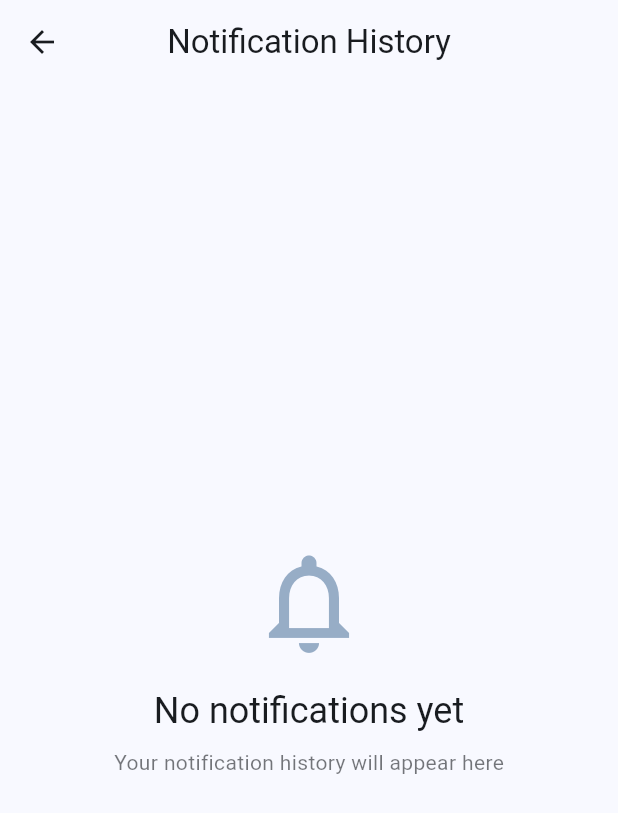
After one commit to Shimanto9sqr/zenith, a Flutter app: the screen it shows after launch, after a tap on the "history" icon, on a phone screen of 412 x 824 dp. The commit adds this screen. Shown: the top 813 px of the screen. Run offline on Flutter 3.47's test engine with Material 3 defaults, Android fonts, the phone set to English and light mode, and no system bars; our stand-ins replace dio, flutter_local_notifications, flutter_riverpod, google_generative_ai, shared_preferences, timezone; network calls fail.

Commit message:
fix: notification persistance

```diff
--- a/lib/main.dart
+++ b/lib/main.dart
@@ -30,7 +30,7 @@ void main() async {
 }
 
 Future<void> _initializeNotifications(FlutterLocalNotificationsPlugin plugin) async {
-  const androidSettings = AndroidInitializationSettings('assets/notify_icon.png');
+  const androidSettings = AndroidInitializationSettings('@mipmap/ic_launcher');
 
   const initSettings = InitializationSettings(
     android: androidSettings
--- /dev/null
+++ b/lib/providers/notification_notifier.dart
@@ -0,0 +1,27 @@
+import 'package:flutter_riverpod/flutter_riverpod.dart';
+import 'package:zenith/repositories/notification_history_repo.dart';
+
+class NotificationHistoryNotifier extends StateNotifier<List<NotificationRecord>> {
+  final NotificationHistoryRepository _repository;
+
+  NotificationHistoryNotifier(this._repository)
+      : super(_repository.getNotificationHistory());
+
+  void reload() {
+    state = _repository.getNotificationHistory();
+  }
+
+  Future<void> deleteNotification(String id) async {
+    final success = await _repository.deleteNotification(id);
+    if (success) {
+      state = _repository.getNotificationHistory();
+    }
+  }
+
+  Future<void> clearHistory() async {
+    final success = await _repository.clearHistory();
+    if (success) {
+      state = [];
+    }
+  }
+}
--- a/lib/providers/provider.dart
+++ b/lib/providers/provider.dart
@@ -1,10 +1,13 @@
 import 'package:flutter_riverpod/flutter_riverpod.dart';
 import 'package:shared_preferences/shared_preferences.dart';
 import 'package:flutter_local_notifications/flutter_local_notifications.dart';
+import 'package:zenith/providers/notification_notifier.dart';
+import 'package:zenith/providers/settings_notifier.dart';
 import 'package:zenith/services/weather_api_service.dart';
 import 'package:zenith/services/gemini_notification_service.dart';
 import 'package:zenith/repositories/weather_repo.dart';
 import 'package:zenith/repositories/settings_repo.dart';
+import 'package:zenith/repositories/notification_history_repo.dart';
 import 'package:zenith/model/app_settings.dart';
 
 final sharedPreferencesProvider = Provider<SharedPreferences>((ref) {
@@ -30,43 +33,27 @@ final settingsRepositoryProvider = Provider<SettingsRepository>((ref) {
   return SettingsRepository(prefs: prefs);
 });
 
+final notificationHistoryRepositoryProvider = Provider<NotificationHistoryRepository>((ref) {
+  final prefs = ref.watch(sharedPreferencesProvider);
+  return NotificationHistoryRepository(prefs: prefs);
+});
+
+final notificationHistoryProvider = StateNotifierProvider<NotificationHistoryNotifier, List<NotificationRecord>>((ref) {
+  final repository = ref.watch(notificationHistoryRepositoryProvider);
+  return NotificationHistoryNotifier(repository);
+});
+
+
 final geminiNotificationServiceProvider = Provider<GeminiNotificationService>((ref) {
   final notificationsPlugin = ref.watch(notificationsPluginProvider);
-  return GeminiNotificationService(notificationsPlugin: notificationsPlugin);
+  final historyRepo = ref.watch(notificationHistoryRepositoryProvider);
+  return GeminiNotificationService(
+    notificationsPlugin: notificationsPlugin,
+    historyRepository: historyRepo,
+  );
 });
 
 final settingsProvider = StateNotifierProvider<SettingsNotifier, AppSettings>((ref) {
   final repository = ref.watch(settingsRepositoryProvider);
   return SettingsNotifier(repository);
 });
-
-class SettingsNotifier extends StateNotifier<AppSettings> {
-  final SettingsRepository _repository;
-
-  SettingsNotifier(this._repository) : super(_repository.loadSettings());
-
-  Future<void> updateCity(String city, String countryCode) async {
-    final success = await _repository.updateCity(city, countryCode);
-    if (success) {
-      state = state.copyWith(city: city, countryCode: countryCode);
-    }
-  }
-
-  Future<void> toggleNotifications(bool enabled) async {
-    final success = await _repository.toggleNotifications(enabled);
-    if (success) {
-      state = state.copyWith(notificationsEnabled: enabled);
-    }
-  }
-
-  Future<void> updateNotificationHour(int hour) async {
-    final success = await _repository.updateNotificationHour(hour);
-    if (success) {
-      state = state.copyWith(notificationHour: hour);
-    }
-  }
-
-  void reload() {
-    state = _repository.loadSettings();
-  }
-}
--- /dev/null
+++ b/lib/repositories/notification_history_repo.dart
@@ -0,0 +1,128 @@
+import 'package:shared_preferences/shared_preferences.dart';
+import 'dart:convert';
+
+class NotificationRecord {
+  final String id;
+  final String title;
+  final String message;
+  final DateTime timestamp;
+
+  NotificationRecord({
+    required this.id,
+    required this.title,
+    required this.message,
+    required this.timestamp,
+  });
+
+  Map<String, dynamic> toJson() {
+    return {
+      'id': id,
+      'title': title,
+      'message': message,
+      'timestamp': timestamp.millisecondsSinceEpoch,
+    };
+  }
+
+  factory NotificationRecord.fromJson(Map<String, dynamic> json) {
+    return NotificationRecord(
+      id: json['id'] as String,
+      title: json['title'] as String,
+      message: json['message'] as String,
+      timestamp: DateTime.fromMillisecondsSinceEpoch(json['timestamp'] as int),
+    );
+  }
+}
+
+class NotificationHistoryRepository {
+  final SharedPreferences _prefs;
+
+  static const String _historyKey = 'notification_history';
+  static const int _maxHistorySize = 25;
+
+  NotificationHistoryRepository({required SharedPreferences prefs}) : _prefs = prefs;
+
+  Future<void> saveNotification({
+    required String title,
+    required String message,
+  }) async {
+    try {
+      final notifications = getNotificationHistory();
+
+      final newNotification = NotificationRecord(
+        id: DateTime.now().millisecondsSinceEpoch.toString(),
+        title: title,
+        message: message,
+        timestamp: DateTime.now(),
+      );
+
+      notifications.insert(0, newNotification);
+
+      if (notifications.length > _maxHistorySize) {
+        notifications.removeRange(_maxHistorySize, notifications.length);
+      }
+
+      final jsonList = notifications.map((n) => n.toJson()).toList();
+      await _prefs.setString(_historyKey, json.encode(jsonList));
+    } catch (e) {
+      print('Error saving notification to history: $e');
+    }
+  }
+
+  List<NotificationRecord> getNotificationHistory() {
+    try {
+      final historyJson = _prefs.getString(_historyKey);
+
+      if (historyJson != null) {
+        final List<dynamic> jsonList = json.decode(historyJson);
+        return jsonList
+            .map((json) => NotificationRecord.fromJson(json as Map<String, dynamic>))
+            .toList();
+      }
+    } catch (e) {
+      print('Error loading notification history: $e');
+    }
+
+    return [];
+  }
+
+  NotificationRecord? getNotificationById(String id) {
+    final notifications = getNotificationHistory();
+    try {
+      return notifications.firstWhere((n) => n.id == id);
+    } catch (e) {
+      return null;
+    }
+  }
+
+  Future<bool> deleteNotification(String id) async {
+    try {
+      final notifications = getNotificationHistory();
+      notifications.removeWhere((n) => n.id == id);
+
+      final jsonList = notifications.map((n) => n.toJson()).toList();
+      return await _prefs.setString(_historyKey, json.encode(jsonList));
+    } catch (e) {
+      print('Error deleting notification: $e');
+      return false;
+    }
+  }
+
+  Future<bool> clearHistory() async {
+    return await _prefs.remove(_historyKey);
+  }
+
+  int getNotificationCount() {
+    return getNotificationHistory().length;
+  }
+
+  List<NotificationRecord> getTodayNotifications() {
+    final notifications = getNotificationHistory();
+    final now = DateTime.now();
+
+    return notifications.where((n) {
+      return n.timestamp.year == now.year &&
+          n.timestamp.month == now.month &&
+          n.timestamp.day == now.day;
+    }).toList();
+  }
+}
--- a/lib/view/home_screen.dart
+++ b/lib/view/home_screen.dart
@@ -1,12 +1,14 @@
 import 'package:flutter/material.dart';
 import 'package:flutter_riverpod/flutter_riverpod.dart';
 import 'package:intl/intl.dart';
+import 'package:zenith/providers/provider.dart';
 import 'package:zenith/viewmodel/home_view_model.dart';
 import 'package:zenith/model/weather_data.dart';
 import 'package:zenith/model/forecast.dart';
 import 'package:zenith/view/settings_screen.dart';
+import 'package:zenith/view/notification_history_screen.dart';
 
-/// Home screen displaying current weather and forecast
+
 class HomeScreen extends ConsumerWidget {
   const HomeScreen({super.key});
 
@@ -14,12 +16,53 @@ class HomeScreen extends ConsumerWidget {
   Widget build(BuildContext context, WidgetRef ref) {
     final weatherState = ref.watch(homeViewModelProvider);
     final viewModel = ref.read(homeViewModelProvider.notifier);
+    final notificationHistory = ref.watch(notificationHistoryProvider);
 
     return Scaffold(
       appBar: AppBar(
         title: const Text('Weather'),
         centerTitle: true,
         actions: [
+          Stack(
+            children: [
+              IconButton(
+                  icon: const Icon(Icons.history),
+                  onPressed: (){
+                    Navigator.push(
+                      context,
+                      MaterialPageRoute(builder: (_)=>const NotificationHistoryScreen()
+                      ),
+                    );
+                  },
+                ),
+              if(notificationHistory.isNotEmpty)
+                Positioned(
+                  right: 8,
+                  top: 8,
+                  child: Container(
+                    padding: const EdgeInsets.all(8),
+                    decoration: BoxDecoration(
+                      color: Theme.of(context).colorScheme.error,
+                      shape: BoxShape.circle,
+                    ),
+                    constraints: const BoxConstraints(
+                      minWidth: 16,
+                      minHeight: 16,
+                    ),
+                    child: Text(
+                      notificationHistory.length>9?'9+' :notificationHistory.length.toString(),
+                      style: const TextStyle(
+                        color: Colors.white,
+                        fontSize: 10,
+                        fontWeight: FontWeight.bold
+                      ),
+                      textAlign: TextAlign.center,
+                    ),
+                  ),
+                ),
+
+            ],
+          ),
           IconButton(
             icon: const Icon(Icons.settings),
             onPressed: () {
--- /dev/null
+++ b/lib/view/notification_history_screen.dart
@@ -0,0 +1,268 @@
+import 'package:flutter/material.dart';
+import 'package:flutter_riverpod/flutter_riverpod.dart';
+import 'package:zenith/providers/notification_notifier.dart';
+import 'package:zenith/providers/provider.dart';
+import 'package:zenith/repositories/notification_history_repo.dart';
+import 'package:zenith/view/notification_detail_screen.dart';
+
+class NotificationHistoryScreen extends ConsumerWidget {
+  const NotificationHistoryScreen({super.key});
+
+  @override
+  Widget build(BuildContext context, WidgetRef ref) {
+    final notifications = ref.watch(notificationHistoryProvider);
+    final notifier = ref.read(notificationHistoryProvider.notifier);
+    final theme = Theme.of(context);
+
+    return Scaffold(
+      appBar: AppBar(
+        title: const Text('Notification History'),
+        centerTitle: true,
+        actions: [
+          if (notifications.isNotEmpty)
+            IconButton(
+              icon: const Icon(Icons.delete_sweep),
+              tooltip: 'Clear all',
+              onPressed: () => _showClearConfirmation(context, notifier),
+            ),
+        ],
+      ),
+      body: notifications.isEmpty
+          ? _buildEmptyState(context)
+          : ListView.builder(
+        padding: const EdgeInsets.all(8),
+        itemCount: notifications.length,
+        itemBuilder: (context, index) {
+          final notification = notifications[index];
+          return _buildNotificationCard(
+            context,
+            notification,
+            notifier,
+          );
+        },
+      ),
+    );
+  }
+
+  Widget _buildEmptyState(BuildContext context) {
+    final theme = Theme.of(context);
+    return Center(
+      child: Column(
+        mainAxisAlignment: MainAxisAlignment.center,
+        children: [
+          Icon(
+            Icons.notifications_none,
+            size: 80,
+            color: theme.colorScheme.primary.withValues(alpha: 0.5),
+          ),
+          const SizedBox(height: 16),
+          Text(
+            'No notifications yet',
+            style: theme.textTheme.headlineSmall,
+          ),
+          const SizedBox(height: 8),
+          Text(
+            'Your notification history will appear here',
+            style: theme.textTheme.bodyMedium?.copyWith(
+              color: theme.colorScheme.onSurface.withValues(alpha: 0.6),
+            ),
+          ),
+        ],
+      ),
+    );
+  }
+
+  Widget _buildNotificationCard(
+      BuildContext context,
+      NotificationRecord notification,
+      NotificationHistoryNotifier notifier,
+      ) {
+    final theme = Theme.of(context);
+
+    return Card(
+      margin: const EdgeInsets.symmetric(horizontal: 8, vertical: 4),
+      child: InkWell(
+        onTap: () {
+          Navigator.push(
+            context,
+            MaterialPageRoute(
+              builder: (_) => NotificationDetailScreen(
+                message: notification.message,
+                title: notification.title,
+                timestamp: notification.timestamp,
+              ),
+            ),
+          );
+        },
+        borderRadius: BorderRadius.circular(12),
+        child: Padding(
+          padding: const EdgeInsets.all(12),
+          child: Row(
+            crossAxisAlignment: CrossAxisAlignment.start,
+            children: [
+              Container(
+                padding: const EdgeInsets.all(8),
+                decoration: BoxDecoration(
+                  color: theme.colorScheme.primaryContainer,
+                  borderRadius: BorderRadius.circular(8),
+                ),
+                child: Icon(
+                  Icons.wb_sunny,
+                  color: theme.colorScheme.onPrimaryContainer,
+                  size: 24,
+                ),
+              ),
+              const SizedBox(width: 12),
+              Expanded(
+                child: Column(
+                  crossAxisAlignment: CrossAxisAlignment.start,
+                  children: [
+                    Row(
+                      children: [
+                        Expanded(
+                          child: Text(
+                            notification.title,
+                            style: theme.textTheme.titleMedium?.copyWith(
+                              fontWeight: FontWeight.bold,
+                            ),
+                          ),
+                        ),
+                        Text(
+                          _formatTime(notification.timestamp),
+                          style: theme.textTheme.bodySmall?.copyWith(
+                            color: theme.colorScheme.onSurface.withValues(alpha: 0.6),
+                          ),
+                        ),
+                      ],
+                    ),
+                    const SizedBox(height: 4),
+                    Text(
+                      notification.message,
+                      style: theme.textTheme.bodyMedium,
+                      maxLines: 2,
+                      overflow: TextOverflow.ellipsis,
+                    ),
+                    const SizedBox(height: 8),
+                    Row(
+                      children: [
+                        Icon(
+                          Icons.auto_awesome,
+                          size: 14,
+                          color: theme.colorScheme.primary,
+                        ),
+                        const SizedBox(width: 4),
+                        Text(
+                          'AI Generated',
+                          style: theme.textTheme.bodySmall?.copyWith(
+                            color: theme.colorScheme.primary,
+                            fontWeight: FontWeight.w500,
+                          ),
+                        ),
+                      ],
+                    ),
+                  ],
+                ),
+              ),
+              const SizedBox(width: 8),
+              IconButton(
+                icon: const Icon(Icons.delete_outline),
+                iconSize: 20,
+                padding: EdgeInsets.zero,
+                constraints: const BoxConstraints(),
+                onPressed: () => _showDeleteConfirmation(
+                  context,
+                  notification,
+                  notifier,
+                ),
+              ),
+            ],
+          ),
+        ),
+      ),
+    );
+  }
+
+  String _formatTime(DateTime timestamp) {
+    final now = DateTime.now();
+    final difference = now.difference(timestamp);
+
+    if (difference.inMinutes < 1) {
+      return 'Now';
+    } else if (difference.inMinutes < 60) {
+      return '${difference.inMinutes}m';
+    } else if (difference.inHours < 24) {
+      return '${difference.inHours}h';
+    } else if (difference.inDays < 7) {
+      return '${difference.inDays}d';
+    } else {
+      return '${timestamp.day}/${timestamp.month}';
+    }
+  }
+
+  void _showDeleteConfirmation(
+      BuildContext context,
+      NotificationRecord notification,
+      NotificationHistoryNotifier notifier,
+      ) {
+    showDialog(
+      context: context,
+      builder: (context) => AlertDialog(
+        title: const Text('Delete Notification'),
+        content: const Text('Are you sure you want to delete this notification?'),
+        actions: [
+          TextButton(
+            onPressed: () => Navigator.pop(context),
+            child: const Text('Cancel'),
+          ),
+          TextButton(
+            onPressed: () {
+              notifier.deleteNotification(notification.id);
+              Navigator.pop(context);
+              ScaffoldMessenger.of(context).showSnackBar(
+                const SnackBar(
+                  content: Text('Notification deleted'),
+                  behavior: SnackBarBehavior.floating,
+                  duration: Duration(seconds: 2),
+                ),
+              );
+            },
+            child: const Text('Delete'),
+          ),
+        ],
+      ),
+    );
+  }
+
+  void _showClearConfirmation(
+      BuildContext context,
+      NotificationHistoryNotifier notifier,
+      ) {
+    showDialog(
+      context: context,
+      builder: (context) => AlertDialog(
+        title: const Text('Clear All Notifications'),
+        content: const Text('Are you sure you want to delete all notification history?'),
+        actions: [
+          TextButton(
+            onPressed: () => Navigator.pop(context),
+            child: const Text('Cancel'),
+          ),
+          TextButton(
+            onPressed: () {
+              notifier.clearHistory();
+              Navigator.pop(context);
+              ScaffoldMessenger.of(context).showSnackBar(
+                const SnackBar(
+                  content: Text('All notifications cleared'),
+                  behavior: SnackBarBehavior.floating,
+                  duration: Duration(seconds: 2),
+                ),
+              );
+            },
+            child: const Text('Clear All'),
+          ),
+        ],
+      ),
+    );
+  }
+}
--- a/lib/view/settings_screen.dart
+++ b/lib/view/settings_screen.dart
@@ -1,6 +1,7 @@
 import 'package:flutter/material.dart';
 import 'package:flutter_riverpod/flutter_riverpod.dart';
 import 'package:zenith/providers/provider.dart';
+import 'package:zenith/providers/settings_notifier.dart';
 import 'package:zenith/viewmodel/home_view_model.dart';
 
 class SettingsScreen extends ConsumerStatefulWidget {
--- a/pubspec.yaml
+++ b/pubspec.yaml
@@ -26,4 +26,5 @@ dev_dependencies:
 
 flutter:
   uses-material-design: true
-  assets: assets/
+  assets:
+    - assets/
```
Also changed, not shown: lib/providers/settings_notifier.dart (added, +33 -0 lines), lib/services/gemini_notification_service.dart (+12 -9 lines).
